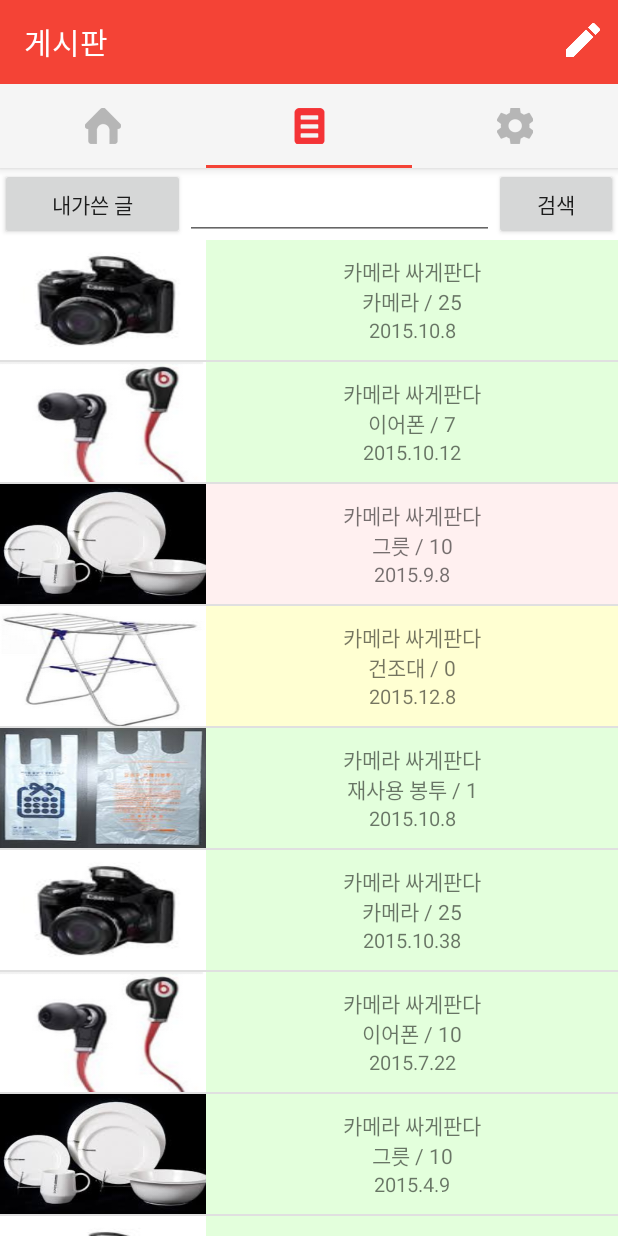
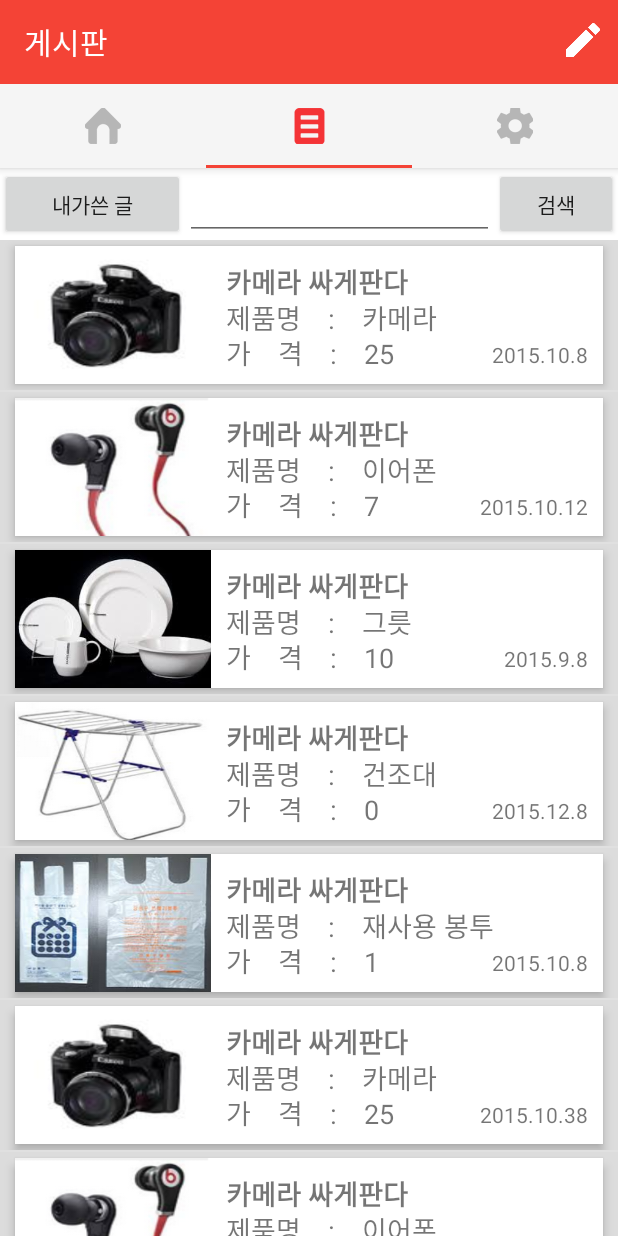
Before and after one commit to Sabang/Palbang, an Android app: the screen it shows after launch (MainActivity), tab 2 chosen, on a phone screen of 412 x 824 dp. Run offline under Robolectric (Android 15) with nearby library versions, the light colour scheme and no system bars; our stand-ins replace Volley; libraries missing offline, so code that uses them is left out: com.nhn.android; network calls fail; 2 statements that could not run were skipped.

Commit message:
display good

```diff
--- a/app/src/main/java/com/sabang/sp/ListviewAdapter2.java
+++ b/app/src/main/java/com/sabang/sp/ListviewAdapter2.java
@@ -1,13 +1,11 @@
 package com.sabang.sp;
 
 import android.content.Context;
-import android.graphics.Color;
 import android.view.LayoutInflater;
 import android.view.View;
 import android.view.ViewGroup;
 import android.widget.BaseAdapter;
 import android.widget.ImageView;
-import android.widget.LinearLayout;
 import android.widget.TextView;
 
 import java.util.ArrayList;
@@ -50,9 +48,10 @@ public class ListviewAdapter2 extends BaseAdapter{
             convertView = mInflater.inflate(R.layout.boarditem, parent, false);
             vh.icon = (ImageView)convertView.findViewById(R.id.board_imageview);
             vh.title = (TextView)convertView.findViewById(R.id.board_textview0);
-            vh.price = (TextView)convertView.findViewById(R.id.board_textview1);
-            vh.date = (TextView)convertView.findViewById(R.id.board_textview2);
-            vh.back = (LinearLayout)convertView.findViewById(R.id.boarditem_background);
+            vh.name = (TextView)convertView.findViewById(R.id.board_textview1);
+            vh.price = (TextView)convertView.findViewById(R.id.board_textview2);
+            vh.date = (TextView)convertView.findViewById(R.id.board_textview3);
+
             convertView.setTag(vh);
         }
 
@@ -66,25 +65,18 @@ public class ListviewAdapter2 extends BaseAdapter{
             vh.icon.setImageBitmap(null);
         }
         vh.title.setText(item.title);
-        vh.price.setText(item.name + " / " + item.price);
+        vh.name.setText(    "제품명　:　"+item.name);
+        vh.price.setText(   "가　격　:　"+item.price+" 만");
         vh.date.setText(item.year + "." + item.month + "." + item.day);
-        if(item.state ==1){
-            vh.back.setBackgroundColor(Color.rgb(227,255,220));
-        }
-        else if(item.state ==2){
-            vh.back.setBackgroundColor(Color.rgb(255,240,240));
-        }
-        else{
-            vh.back.setBackgroundColor(Color.rgb(255,255,210));
-        }
+
         return convertView;
     }
 
     private static class ViewHolder {
         public ImageView icon;
+        public TextView title;
+        public TextView name;
         public TextView price;
         public TextView date;
-        public TextView title;
-        public LinearLayout back;
     }
 }
--- a/app/src/main/res/layout/boarditem.xml
+++ b/app/src/main/res/layout/boarditem.xml
@@ -1,10 +1,19 @@
 <?xml version="1.0" encoding="utf-8"?>
 <LinearLayout xmlns:android="http://schemas.android.com/apk/res/android"
     android:layout_width="match_parent"
-    android:layout_height="80dp"
+    android:layout_height="100dp"
     android:orientation="horizontal"
-    android:id="@+id/boarditem_background"
-    android:weightSum="3">
+    android:weightSum="3"
+    android:background="#dcdcdc">
+    <LinearLayout
+        android:layout_width="match_parent"
+        android:layout_height="match_parent"
+        android:layout_marginLeft="10dp"
+        android:layout_marginRight="10dp"
+        android:layout_marginTop="4dp"
+        android:layout_marginBottom="4dp"
+        android:background="#ffffff"
+        android:translationZ="4dp">
 
         <ImageView
             android:id="@+id/board_imageview"
@@ -19,28 +28,50 @@
             android:layout_weight="2"
             android:orientation="vertical"
             android:weightSum="3"
-        android:padding="10dp">
+            android:paddingLeft="10dp"
+            android:paddingTop="10dp"
+            android:paddingBottom="10dp"
+            android:paddingRight="10dp">
+
             <TextView
                 android:id="@+id/board_textview0"
                 android:layout_width="match_parent"
                 android:layout_height="0dp"
                 android:layout_weight="1"
-            android:gravity="center" />
+                android:gravity="left|center_vertical"
+                android:textSize="18dp"
+                android:textStyle="bold"/>
 
             <TextView
                 android:id="@+id/board_textview1"
                 android:layout_width="match_parent"
                 android:layout_height="0dp"
                 android:layout_weight="1"
-            android:gravity="center" />
-        <TextView
-            android:id="@+id/board_textview2"
+                android:gravity="left|center_vertical"
+                android:textSize="18dp" />
+            <LinearLayout
                 android:layout_width="match_parent"
                 android:layout_height="0dp"
                 android:layout_weight="1"
-            android:gravity="center"
-            android:textSize="6pt"/>
-
+                android:weightSum="2"
+                android:orientation="horizontal">
+                <TextView
+                    android:id="@+id/board_textview2"
+                    android:layout_width="0dp"
+                    android:layout_weight="1"
+                    android:layout_height="match_parent"
+                    android:gravity="left|center_vertical"
+                    android:textSize="18dp"/>
+                <TextView
+                    android:id="@+id/board_textview3"
+                    android:layout_width="0dp"
+                    android:layout_weight="1"
+                    android:layout_height="match_parent"
+                    android:gravity="right|bottom"
+                    android:textSize="14dp"/>
             </LinearLayout>
 
         </LinearLayout>
+    </LinearLayout>
+
+</LinearLayout>
```
Also changed, not shown: app/src/main/java/com/sabang/sp/ListviewAdapter.java (+15 -6 lines), app/src/main/res/layout/roomitem.xml (+41 -8 lines). Lines whose indentation alone changed are shown as unchanged.
